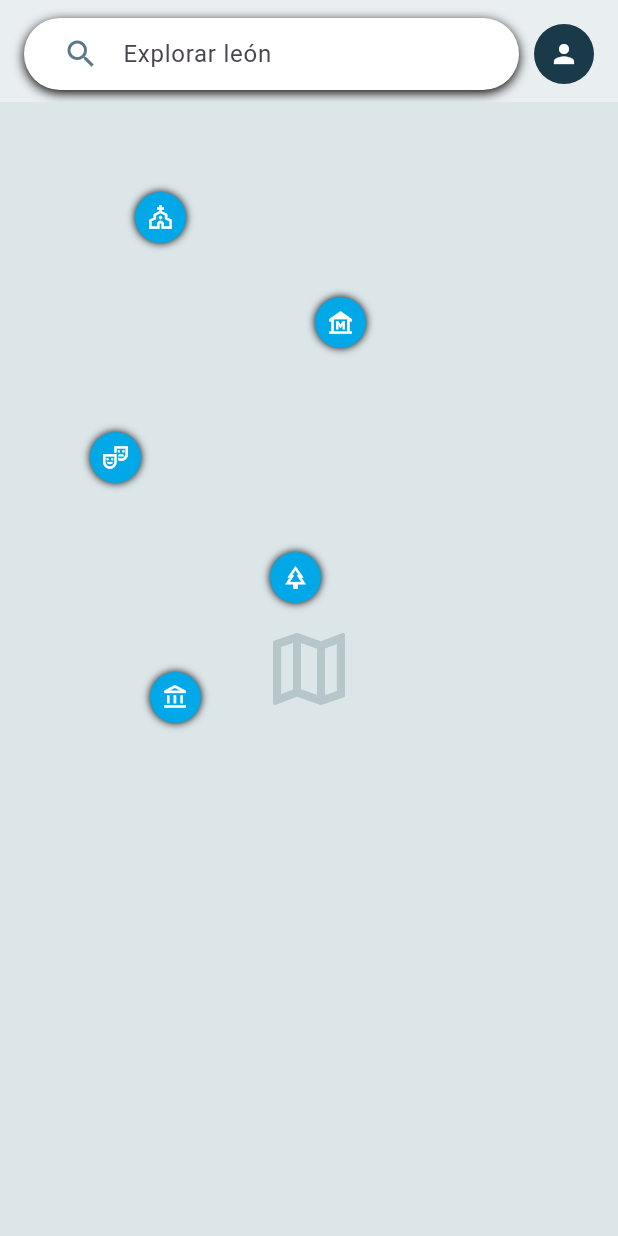
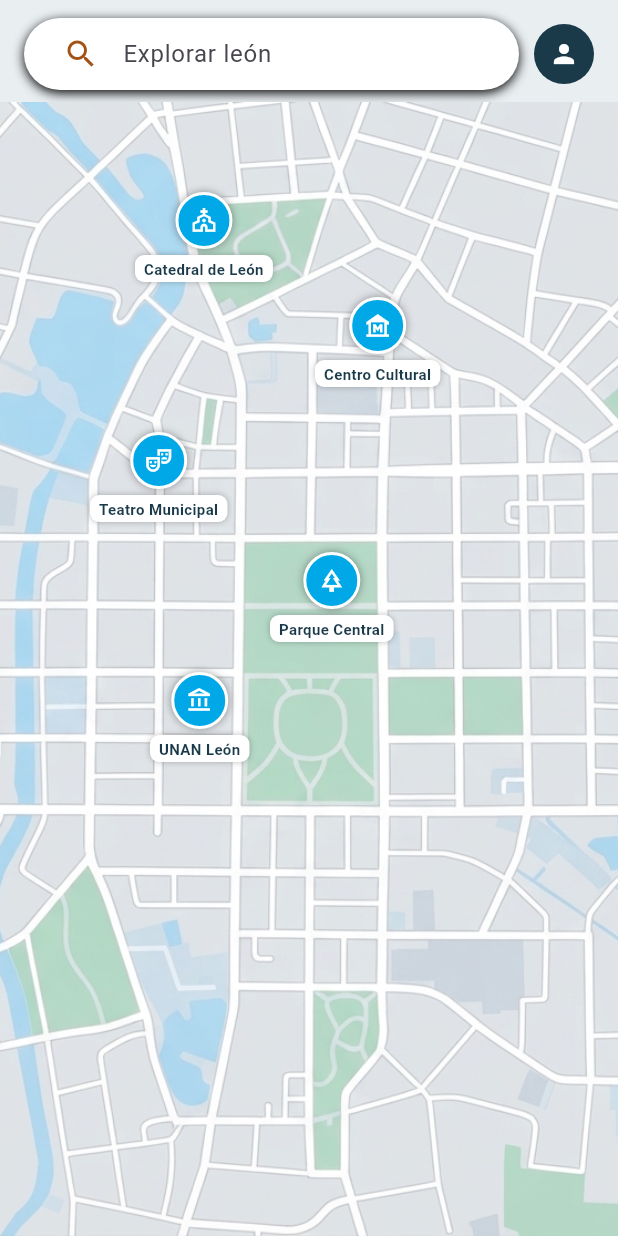
Before and after one commit to JohannDFM/ASLA--aplicacion-de-turismo, a Flutter app: the MapaScreen screen opened directly, on a phone screen of 412 x 824 dp. Run offline on Flutter 3.47's test engine with Material 3 defaults, Android fonts, the phone set to English and light mode, and no system bars; Roboto replaces fonts that are missing (Arial).

Commit message:
Acctualizacion de secciones

```diff
--- a/lib/screens/mapa_screen.dart
+++ b/lib/screens/mapa_screen.dart
@@ -21,13 +21,17 @@ class MapaScreen extends StatelessWidget {
                         color: Colors.white,
                         borderRadius: BorderRadius.circular(24),
                         boxShadow: [
-                          BoxShadow(color: const Color.fromARGB(255, 0, 0, 0), blurRadius: 6, offset: const Offset(0, 2)),
+                          BoxShadow(
+                              color: const Color.fromARGB(255, 0, 0, 0),
+                              blurRadius: 6,
+                              offset: const Offset(0, 2)),
                         ],
                       ),
                       child: const TextField(
                         decoration: InputDecoration(
                           hintText: 'Explorar león',
-                          prefixIcon: Icon(Icons.search, color: Color(0xFF5A7A8A)),
+                          prefixIcon:
+                              Icon(Icons.search, color: Color.fromARGB(255, 162, 82, 20)),
                           border: InputBorder.none,
                           contentPadding: EdgeInsets.symmetric(vertical: 12),
                         ),
@@ -45,22 +49,57 @@ class MapaScreen extends StatelessWidget {
             ),
             // Área del mapa. Aquí se debe integrar google_maps_flutter (o el
             // paquete de mapas que use el proyecto) apuntando a coordenadas
-            // de León, Nicaragua. Por ahora se deja un contenedor de
-            // referencia con los puntos de interés marcados.
+            // de León, Nicaragua, o bien usar la imagen ilustrada como fondo
+            // fijo con los puntos de interés marcados encima.
             Expanded(
               child: Container(
                 width: double.infinity,
                 color: const Color(0xFFDCE6E9),
                 child: Stack(
                   children: [
-                    const Center(
-                      child: Icon(Icons.map_outlined, size: 64, color: Color(0xFFB7C6CB)),
+                    // Fondo ilustrado del mapa. Coloca tu imagen en
+                    // assets/images/mapa_leon.png y decláralo en
+                    // pubspec.yaml (o dentro de la carpeta assets/images/
+                    // si ya la tienes declarada completa).
+                    Positioned.fill(
+                      child: Image.asset(
+                        'assets/images/mapa.png',
+                        fit: BoxFit.cover,
+                        errorBuilder: (context, error, stackTrace) {
+                          // Mientras no exista la imagen, se muestra un
+                          // ícono de referencia en vez de romper la app.
+                          return const Center(
+                            child: Icon(Icons.map_outlined,
+                                size: 64, color: Color(0xFFB7C6CB)),
+                          );
+                        },
+                      ),
                     ),
-                    _buildPin(top: 60, left: 90, icon: Icons.church_outlined, label: 'Catedral de León'),
-                    _buildPin(top: 130, left: 210, icon: Icons.museum_outlined, label: 'Centro Cultural'),
-                    _buildPin(top: 220, left: 60, icon: Icons.theater_comedy_outlined, label: 'Teatro Municipal'),
-                    _buildPin(top: 300, left: 180, icon: Icons.park_outlined, label: 'Parque Central'),
-                    _buildPin(top: 380, left: 100, icon: Icons.account_balance_outlined, label: 'UNAN León'),
+                    _buildPin(
+                        top: 60,
+                        left: 90,
+                        icon: Icons.church_outlined,
+                        label: 'Catedral de León'),
+                    _buildPin(
+                        top: 130,
+                        left: 210,
+                        icon: Icons.museum_outlined,
+                        label: 'Centro Cultural'),
+                    _buildPin(
+                        top: 220,
+                        left: 60,
+                        icon: Icons.theater_comedy_outlined,
+                        label: 'Teatro Municipal'),
+                    _buildPin(
+                        top: 300,
+                        left: 180,
+                        icon: Icons.park_outlined,
+                        label: 'Parque Central'),
+                    _buildPin(
+                        top: 380,
+                        left: 100,
+                        icon: Icons.account_balance_outlined,
+                        label: 'UNAN León'),
                   ],
                 ),
               ),
@@ -71,20 +110,52 @@ class MapaScreen extends StatelessWidget {
     );
   }
 
-  Widget _buildPin({required double top, required double left, required IconData icon, required String label}) {
+  Widget _buildPin({
+    required double top,
+    required double left,
+    required IconData icon,
+    required String label,
+  }) {
     return Positioned(
       top: top,
       left: left,
       child: Column(
+        mainAxisSize: MainAxisSize.min,
         children: [
           Container(
             padding: const EdgeInsets.all(8),
             decoration: BoxDecoration(
               color: const Color(0xFF00A8E8),
               shape: BoxShape.circle,
-              boxShadow: [BoxShadow(color: Colors.black, blurRadius: 4)],
+              border: Border.all(color: Colors.white, width: 2),
+              boxShadow: const [
+                BoxShadow(color: Colors.black38, blurRadius: 4),
+              ],
             ),
             child: Icon(icon, color: Colors.white, size: 18),
+          ),
+          const SizedBox(height: 4),
+          Container(
+            constraints: const BoxConstraints(maxWidth: 110),
+            padding: const EdgeInsets.symmetric(horizontal: 6, vertical: 2),
+            decoration: BoxDecoration(
+              color: Colors.white,
+              borderRadius: BorderRadius.circular(6),
+              boxShadow: const [
+                BoxShadow(color: Colors.black26, blurRadius: 3),
+              ],
+            ),
+            child: Text(
+              label,
+              textAlign: TextAlign.center,
+              maxLines: 2,
+              overflow: TextOverflow.ellipsis,
+              style: const TextStyle(
+                fontSize: 10,
+                fontWeight: FontWeight.w600,
+                color: Color(0xFF1A3A4A),
+              ),
+            ),
           ),
         ],
       ),
```
Also changed, not shown: lib/screens/calendario_screen.dart (+47 -6 lines), lib/screens/inicio_screen.dart (+8 -4 lines), assets/images/fondo.png, assets/images/fondo2.png (added), assets/images/imgcalendar.png (deleted), assets/images/mapa.png (added).
